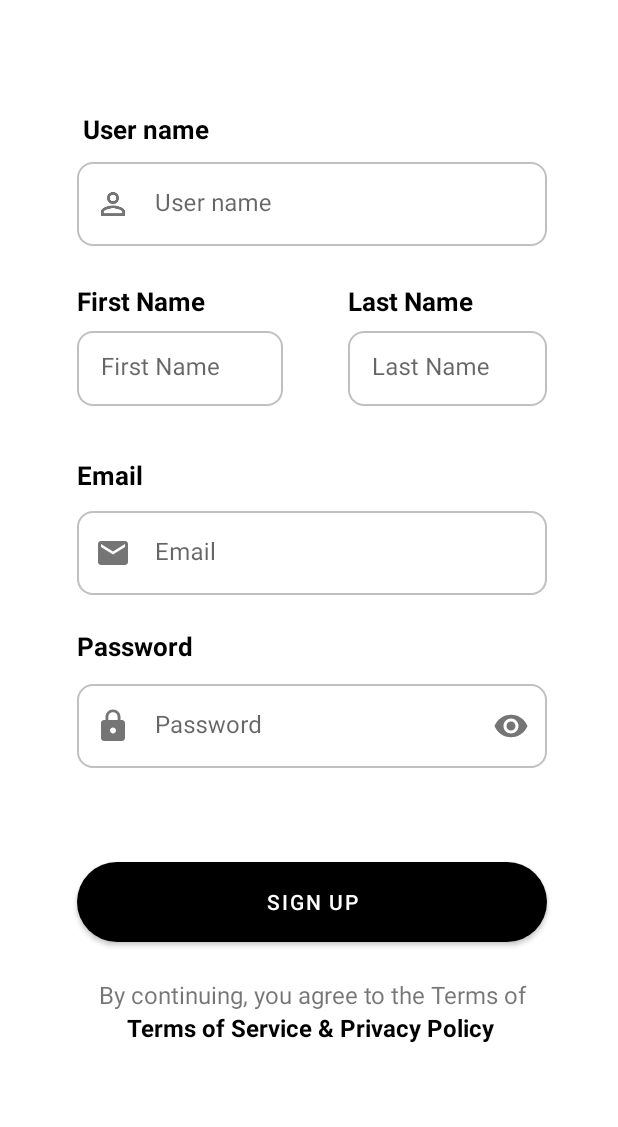
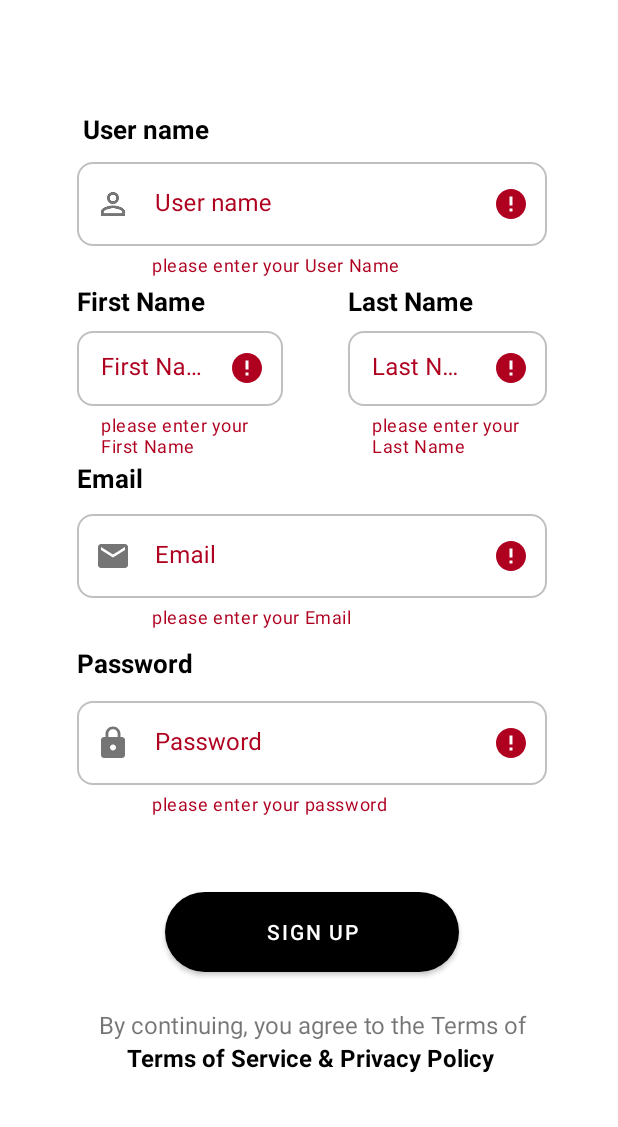
Before and after one commit to Hamed-mohamed-Git/Magnificent_Chef, an Android app: the SignUpFragment screen opened through its navigation route, after a tap on "SIGN UP", on a phone screen of 412 x 824 dp, the part 109-1236 px from its top. Run offline under Robolectric (Android 15) with nearby library versions, the phone set to English and light mode, and no system bars; our stand-ins replace Firebase (no records; nobody signed in at launch, a user with empty details on screens opened directly); Roboto replaces fonts that are not available here.

```diff
--- a/app/src/main/java/com/example/magnificentchef/view/sign_up/SignUpFragment.java
+++ b/app/src/main/java/com/example/magnificentchef/view/sign_up/SignUpFragment.java
@@ -11,18 +11,25 @@ import android.view.LayoutInflater;
 import android.view.View;
 import android.view.ViewGroup;
 import android.widget.Button;
+import android.widget.TextView;
 import android.widget.Toast;
 
 import com.example.magnificentchef.R;
+import com.example.magnificentchef.view.common.RegistrationError;
+import com.example.magnificentchef.view.login.presenter.LoginPresenter;
 import com.example.magnificentchef.view.sign_up.presenter.SignUpInterface;
 import com.example.magnificentchef.view.sign_up.presenter.SignUpPresenter;
 import com.google.android.material.textfield.TextInputEditText;
+import com.google.android.material.textfield.TextInputLayout;
 import com.google.firebase.auth.FirebaseAuth;
 
 public class SignUpFragment extends Fragment implements SignUpInterface {
     private SignUpPresenter signUpPresenter;
-    private TextInputEditText user_name,first_name,last_name,email,password;
+    private TextInputEditText user_name, first_name, last_name, email, password;
+    private TextInputLayout user_name_layout, first_name_layout, last_name_layout, email_layout, password_layout;
     private Button signUp;
+    private TextView SIgnUpError;
+
     @Override
     public void onCreate(Bundle savedInstanceState) {
         super.onCreate(savedInstanceState);
@@ -39,34 +46,37 @@ public class SignUpFragment extends Fragment implements SignUpInterface {
     @Override
     public void onViewCreated(@NonNull View view, @Nullable Bundle savedInstanceState) {
         super.onViewCreated(view, savedInstanceState);
-        user_name=view.findViewById(R.id.userNameTextInputEditText);
-        first_name=view.findViewById(R.id.firstNameTextInputEditText);
-        last_name=view.findViewById(R.id.lastNameTextInputEditText);
-        email=view.findViewById(R.id.emailTextInputEditText);
-        password=view.findViewById(R.id.passwordTextInputEditText);
-        signUp=view.findViewById(R.id.signUp_Button);
+        user_name = view.findViewById(R.id.userNameTextInputEditText);
+        first_name = view.findViewById(R.id.firstNameTextInputEditText);
+        last_name = view.findViewById(R.id.lastNameTextInputEditText);
+        email = view.findViewById(R.id.emailTextInputEditText);
+        password = view.findViewById(R.id.passwordTextInputEditText);
 
-        signUp.setOnClickListener((view1 -> {
-            if(email.getText()==null){
-                email.setError("Email cann't be empty ");
-            }
-            if(password.getText()==null){
-                email.setError("Password cann't be empty ");
-            }
-            if(user_name.getText()==null){
-                email.setError("Username cann't be empty ");
-            }
-            if(first_name.getText()==null){
-                email.setError("Username cann't be empty ");
-            }
-            if(last_name.getText()==null){
-                email.setError("Username cann't be empty ");
-            }
-            signUpPresenter = new SignUpPresenter(requireActivity(),this, FirebaseAuth.getInstance());
-            signUpPresenter.signUp(email.getText().toString(),
+        //layout
+        user_name_layout = view.findViewById(R.id.user_nametv);
+        first_name_layout = view.findViewById(R.id.first_nametv);
+        last_name_layout = view.findViewById(R.id.editTextTextPersonName3);
+        email_layout = view.findViewById(R.id.user_nametv2);
+        password_layout = view.findViewById(R.id.user_nametv3);
+        SIgnUpError = view.findViewById(R.id.signUpErrorTextView);
+        signUp = view.findViewById(R.id.signUp_Button);
+
+        signUp.setOnClickListener(( view1 -> {
+
+            email_layout.setErrorEnabled(false);
+            user_name_layout.setErrorEnabled(false);
+            password_layout.setErrorEnabled(false);
+            first_name_layout.setErrorEnabled(false);
+            last_name_layout.setErrorEnabled(false);
+            email_layout.setErrorEnabled(false);
+            SIgnUpError.setVisibility(View.INVISIBLE);
+            signUpPresenter = new SignUpPresenter(requireActivity(), this, FirebaseAuth.getInstance());
+            signUpPresenter.signUp(user_name.getText().toString(),
+                    first_name.getText().toString(),
+                    last_name.getText().toString(),
+                    email.getText().toString(),
                     password.getText().toString());
-        }));
-
+        } ));
 
 
     }
@@ -78,7 +88,50 @@ public class SignUpFragment extends Fragment implements SignUpInterface {
     }
 
     @Override
-    public void onSignFailure() {
-        Toast.makeText(requireContext(),"fail",Toast.LENGTH_LONG).show();
+    public void onSignFailure(int error) {
+        switch (error) {
+            case RegistrationError.EMPTY_USER_EMAIL:
+                email_layout.setErrorEnabled(true);
+                email.setError("please enter your email");
+                break;
+            case RegistrationError.EMPTY_USER_PASSWORD:
+                password_layout.setErrorEnabled(true);
+                password.setError("please enter your password");
+                break;
+            case RegistrationError.EMPTY_FIRST_NAME:
+                first_name_layout.setErrorEnabled(true);
+                first_name_layout.setError("please enter your first_name");
+                break;
+            case RegistrationError.EMPTY_Last_NAME:
+                last_name_layout.setErrorEnabled(true);
+                last_name_layout.setError("please enter your last_name");
+                break;
+
+            case RegistrationError.EMPTY_User_Name:
+                user_name_layout.setErrorEnabled(true);
+                user_name_layout.setError("please enter your user_name");
+                break;
+
+            case RegistrationError.USER_EMAIL_PASSWORD_INVALID:
+                SIgnUpError.setVisibility(View.VISIBLE);
+                SIgnUpError.setText(R.string.invalid_email_and_password_message);
+                break;
+            case RegistrationError.USER_EMAIL_PASSWORD_DATA_INVALID:
+                SIgnUpError.setVisibility(View.VISIBLE);
+                SIgnUpError.setText(R.string.email_password_incorrect);
+                break;
+
+            default:
+                password_layout.setErrorEnabled(true);
+                password_layout.setError("please enter your password");
+                email_layout.setErrorEnabled(true);
+                email_layout.setError("please enter your Email");
+                first_name_layout.setErrorEnabled(true);
+                first_name_layout.setError("please enter your First Name");
+                last_name_layout.setErrorEnabled(true);
+                last_name_layout.setError("please enter your Last Name");
+                user_name_layout.setErrorEnabled(true);
+                user_name_layout.setError("please enter your User Name");
+        }
     }
 }
--- a/app/src/main/java/com/example/magnificentchef/view/sign_up/presenter/SignUpInterface.java
+++ b/app/src/main/java/com/example/magnificentchef/view/sign_up/presenter/SignUpInterface.java
@@ -2,6 +2,6 @@ package com.example.magnificentchef.view.sign_up.presenter;
 
 public interface SignUpInterface {
     void onSignSuccess();
-    void onSignFailure();
+    void onSignFailure(int error);
 
 }
--- a/app/src/main/java/com/example/magnificentchef/view/sign_up/presenter/SignUpPresenter.java
+++ b/app/src/main/java/com/example/magnificentchef/view/sign_up/presenter/SignUpPresenter.java
@@ -1,9 +1,14 @@
 package com.example.magnificentchef.view.sign_up.presenter;
 
 import android.app.Activity;
+import android.util.Log;
 
 import androidx.fragment.app.FragmentActivity;
+
+import com.example.magnificentchef.view.common.RegistrationError;
 import com.google.firebase.auth.FirebaseAuth;
+import com.google.firebase.auth.FirebaseAuthInvalidCredentialsException;
+import com.google.firebase.auth.FirebaseAuthInvalidUserException;
 
 public class SignUpPresenter {
     private static final String TAG = "SignUp Screen";
@@ -17,13 +22,38 @@ public class SignUpPresenter {
         this.auth = auth;
     }
 
-    public void signUp(String userName, String password){
-        auth.createUserWithEmailAndPassword(userName, password).addOnCompleteListener(activity, task -> {
-            if (task.isSuccessful()){
-                signUpInterface.onSignSuccess();
-            }else {
-                signUpInterface.onSignFailure();
-            }
-        });
+    public void signUp(String userName, String password,String firstName,String LastName,String email) {
+        if (!userName.isEmpty() && !password.isEmpty() && !email.isEmpty() && !LastName.isEmpty() &&!firstName.isEmpty()) {
+            auth.createUserWithEmailAndPassword(userName, password).addOnCompleteListener(activity, task -> {
+                if (task.isSuccessful()) {
+                    signUpInterface.onSignSuccess();
+                } else {
+                    if (task.getException() instanceof FirebaseAuthInvalidUserException)
+                        signUpInterface.onSignFailure(RegistrationError.USER_EMAIL_PASSWORD_DATA_INVALID);
+                    else if (task.getException() instanceof FirebaseAuthInvalidCredentialsException)
+                        signUpInterface.onSignFailure(RegistrationError.USER_EMAIL_PASSWORD_INVALID);
+                }
+            });
+        }
+        else if(firstName.isEmpty() && password.isEmpty() && userName.isEmpty() &&LastName.isEmpty() &&email.isEmpty())
+            signUpInterface.onSignFailure(RegistrationError.EMPTY_DATA);
+
+        else if(userName.isEmpty() && password.isEmpty())
+            signUpInterface.onSignFailure(RegistrationError.EMPTY_USER_PASSWORD_EMAIL);
+        else if(userName.isEmpty())
+            signUpInterface.onSignFailure(RegistrationError.EMPTY_User_Name);
+        else if(password.isEmpty())
+            signUpInterface.onSignFailure(RegistrationError.EMPTY_USER_PASSWORD);
+        else if(firstName.isEmpty())
+            signUpInterface.onSignFailure(RegistrationError.EMPTY_FIRST_NAME);
+        else if(LastName.isEmpty())
+            signUpInterface.onSignFailure(RegistrationError.EMPTY_Last_NAME);
+        else if(email.isEmpty())
+            signUpInterface.onSignFailure(RegistrationError.EMPTY_USER_EMAIL);
+
+
+
+
     }
+
 }
--- a/app/src/main/res/layout/fragment_sign_up.xml
+++ b/app/src/main/res/layout/fragment_sign_up.xml
@@ -186,6 +186,18 @@
             android:inputType="text" />
     </com.google.android.material.textfield.TextInputLayout>
 
+
+    <TextView
+        android:id="@+id/signUpErrorTextView"
+        android:layout_width="0dp"
+        android:layout_height="wrap_content"
+        android:gravity="center"
+        android:textColor="@color/black"
+        app:layout_constraintBottom_toTopOf="@+id/signUp_Button"
+        app:layout_constraintEnd_toStartOf="@+id/guideline3"
+        app:layout_constraintStart_toStartOf="@+id/guideline2"
+        app:layout_constraintTop_toBottomOf="@+id/user_nametv3" />
+
     <Button
         android:id="@+id/signUp_Button"
         android:layout_width="0dp"
@@ -195,9 +207,9 @@
         android:text="@string/sign"
         app:backgroundTint="@null"
         app:layout_constraintEnd_toStartOf="@+id/guideline3"
-        app:layout_constraintHorizontal_bias="1.0"
         app:layout_constraintStart_toStartOf="@+id/guideline2"
-        app:layout_constraintTop_toTopOf="@+id/guideline9" />
+        app:layout_constraintTop_toTopOf="@+id/guideline9"
+        app:layout_constraintWidth_percent="0.5" />
 
     <androidx.constraintlayout.widget.Guideline
         android:id="@+id/guideline2"
@@ -271,21 +283,21 @@
         android:layout_width="wrap_content"
         android:layout_height="wrap_content"
         android:orientation="horizontal"
-        app:layout_constraintGuide_percent="0.45827633" />
+        app:layout_constraintGuide_percent="0.46" />
 
     <androidx.constraintlayout.widget.Guideline
         android:id="@+id/guideline8"
         android:layout_width="wrap_content"
         android:layout_height="wrap_content"
         android:orientation="horizontal"
-        app:layout_constraintGuide_percent="0.59644324" />
+        app:layout_constraintGuide_percent="0.61" />
 
     <androidx.constraintlayout.widget.Guideline
         android:id="@+id/guideline9"
         android:layout_width="wrap_content"
         android:layout_height="wrap_content"
         android:orientation="horizontal"
-        app:layout_constraintGuide_percent="0.7852257" />
+        app:layout_constraintGuide_percent="0.81" />
 
     <androidx.constraintlayout.widget.Guideline
         android:id="@+id/guideline10"
```
Also changed, not shown: app/src/main/java/com/example/magnificentchef/view/common/RegistrationError.java (+7 -0 lines), app/src/main/java/com/example/magnificentchef/view/search/SearchFragment.java (+6 -6 lines), app/src/main/res/drawable/appetizer.jpg (added), app/src/main/res/drawable/breakfast.jpg (added), app/src/main/res/drawable/dessert.jpg (added), app/src/main/res/drawable/dinner.jpg (added), app/src/main/res/drawable/drinks.jpg (added), app/src/main/res/drawable/lunch.jpg (added).
